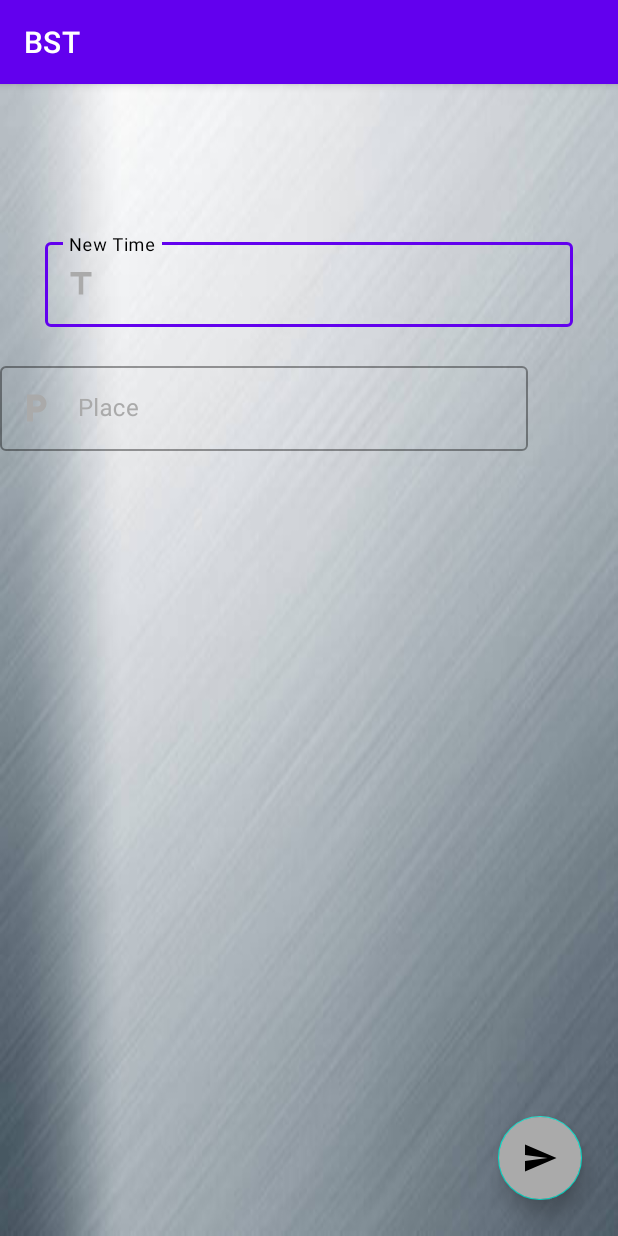
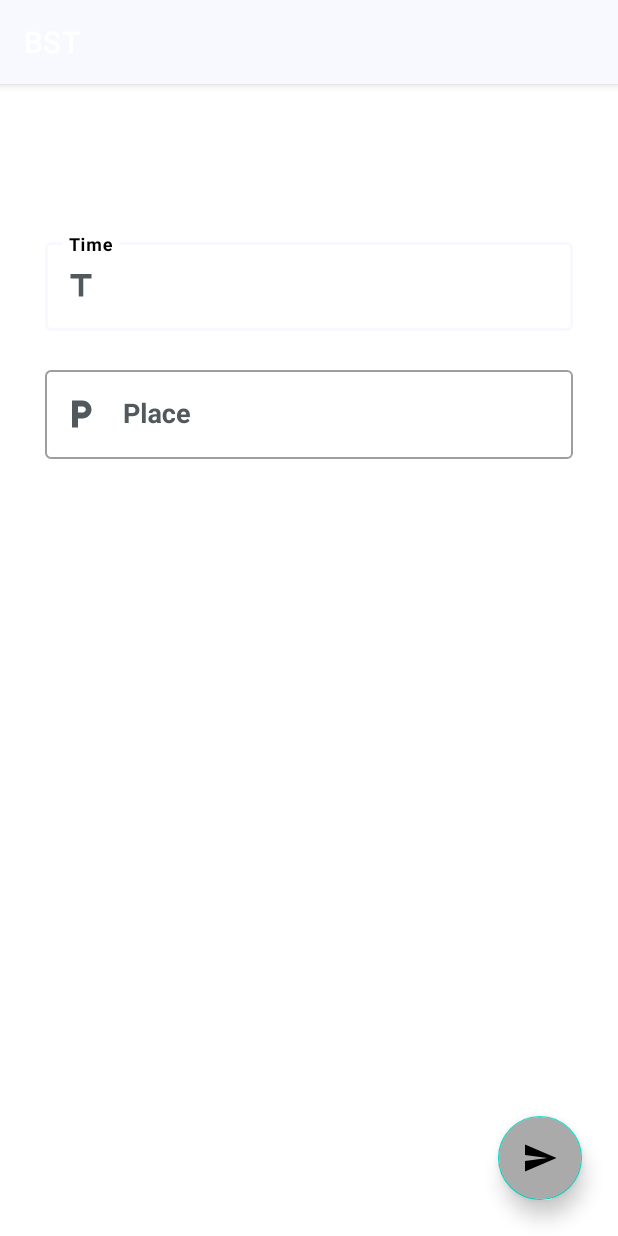
Before and after one commit to NishalDev/BST, an Android app: the screen it shows after launch (AddTimingTiming), after a tap on "Create", on a phone screen of 412 x 824 dp. Run offline under Robolectric (Android 15) with nearby library versions, the phone set to English and light mode, and no system bars.

Commit message:
5th commit

```diff
--- a/app/src/main/java/com/example/bst/SqliteOpenHelper.kt
+++ b/app/src/main/java/com/example/bst/SqliteOpenHelper.kt
@@ -16,8 +16,9 @@ import com.example.bst.TABLE_NAME
 private const val SQL_CREATE_ENTRIES =
     "CREATE TABLE $TABLE_NAME (" +
             "${BaseColumns._ID} INTEGER PRIMARY KEY," +
-            "$COLUMN_NAME_TIME TEXT,"+
+            "$COLUMN_NAME_TIME TEXT," +
             "$COLUMN_NAME_PLACE TEXT)"
+
 
 private const val SQL_DELETE_ENTRIES = "DROP TABLE IF EXISTS $TABLE_NAME"
 
@@ -29,7 +30,7 @@ class SqliteOpenHelper(context: Context) : SQLiteOpenHelper(
 ) {
     companion object {
         // If you change the database schema, you must increment the database version.
-        private const val DATABASE_VERSION = 1
+        private const val DATABASE_VERSION = 2
         private const val DATABASE_NAME = "BusTime.dp"
     }
 
--- a/app/src/main/res/layout/activity_main.xml
+++ b/app/src/main/res/layout/activity_main.xml
@@ -3,7 +3,7 @@
     xmlns:app="http://schemas.android.com/apk/res-auto"
     xmlns:tools="http://schemas.android.com/tools"
     android:layout_width="match_parent"
-    android:background="@drawable/bg"
+    android:background="@color/white"
     android:layout_height="match_parent"
     tools:context=".MainActivity">
 
--- a/app/src/main/res/layout/activity_timing.xml
+++ b/app/src/main/res/layout/activity_timing.xml
@@ -4,7 +4,7 @@
     xmlns:tools="http://schemas.android.com/tools"
     android:layout_width="match_parent"
     android:layout_height="match_parent"
-    android:background="@drawable/bg"
+    android:background="@color/white"
     tools:context=".AddTimingTiming">
 
     <androidx.constraintlayout.widget.Guideline
@@ -27,45 +27,54 @@
         android:layout_width="0dp"
         android:layout_height="wrap_content"
         android:layout_marginTop="100dp"
-        android:hint="New Time"
-        android:textColorHint="@android:color/darker_gray"
+        android:hint="Time"
+        android:textColorHint="#52595D"
         app:endIconMode="clear_text"
         app:errorEnabled="true"
+
         app:hintTextColor="@color/black"
         app:layout_constraintEnd_toStartOf="@id/guideline_end"
         app:layout_constraintStart_toEndOf="@id/guideline_start"
         app:layout_constraintTop_toTopOf="parent"
         app:startIconDrawable="@drawable/ic_baseline_time_24"
-        app:startIconTint="@android:color/darker_gray">
+        app:startIconTint="#52595D">
 
         <com.google.android.material.textfield.TextInputEditText
             android:layout_width="match_parent"
             android:layout_height="wrap_content"
+
             android:inputType="textCapWords|textShortMessage"
-            android:maxLines="2" />
+            android:maxLines="2"
+            android:textSize="18sp"
+            android:textStyle="bold" />
 
     </com.google.android.material.textfield.TextInputLayout>
 
     <com.google.android.material.textfield.TextInputLayout
         android:id="@+id/et_place"
         style="@style/Widget.MaterialComponents.TextInputLayout.OutlinedBox"
-        android:layout_width="352dp"
+        android:layout_width="0dp"
         android:layout_height="wrap_content"
         android:hint="Place"
-        android:textColorHint="@android:color/darker_gray"
+        android:textColorHint="#52595D"
         app:endIconMode="clear_text"
         app:errorEnabled="true"
         app:hintTextColor="@color/black"
+        app:layout_constraintEnd_toStartOf="@id/guideline_end"
+        app:layout_constraintStart_toEndOf="@id/guideline_start"
         app:layout_constraintTop_toBottomOf="@+id/et_time"
         app:startIconDrawable="@drawable/ic_baseline_place_24"
-        app:startIconTint="@android:color/darker_gray"
+        app:startIconTint="#52595D"
         tools:layout_editor_absoluteX="30dp">
 
         <com.google.android.material.textfield.TextInputEditText
             android:layout_width="match_parent"
             android:layout_height="wrap_content"
+
             android:inputType="textCapWords|textLongMessage"
-            android:maxLines="5" />
+            android:maxLines="5"
+            android:textSize="18sp"
+            android:textStyle="bold" />
 
     </com.google.android.material.textfield.TextInputLayout>
 
--- a/app/src/main/res/values/colors.xml
+++ b/app/src/main/res/values/colors.xml
@@ -1,5 +1,6 @@
 <?xml version="1.0" encoding="utf-8"?>
-<resources>
+<resources>\
+    <color name="ghost_white">#F8F8FF</color>
     <color name="purple_200">#FFBB86FC</color>
     <color name="purple_500">#FF6200EE</color>
     <color name="purple_700">#FF3700B3</color>
--- a/app/src/main/res/values/themes.xml
+++ b/app/src/main/res/values/themes.xml
@@ -2,7 +2,7 @@
     <!-- Base application theme. -->
     <style name="Theme.BST" parent="Theme.MaterialComponents.DayNight.DarkActionBar">
         <!-- Primary brand color. -->
-        <item name="colorPrimary">@color/purple_500</item>
+        <item name="colorPrimary">@color/ghost_white</item>
         <item name="colorPrimaryVariant">@color/purple_700</item>
         <item name="colorOnPrimary">@color/white</item>
         <!-- Secondary brand color. -->
```
Also changed, not shown: app/src/main/res/layout/activity_updata_time.xml (+9 -7 lines), app/src/main/res/layout/recycler_activity.xml (+17 -11 lines), app/src/main/res/drawable-v24/bg1.png (added), app/src/main/res/drawable-v24/bg2.png (added), app/src/main/res/drawable-v24/bg3.png (added), app/src/main/res/drawable-v24/bg4.png (added).
